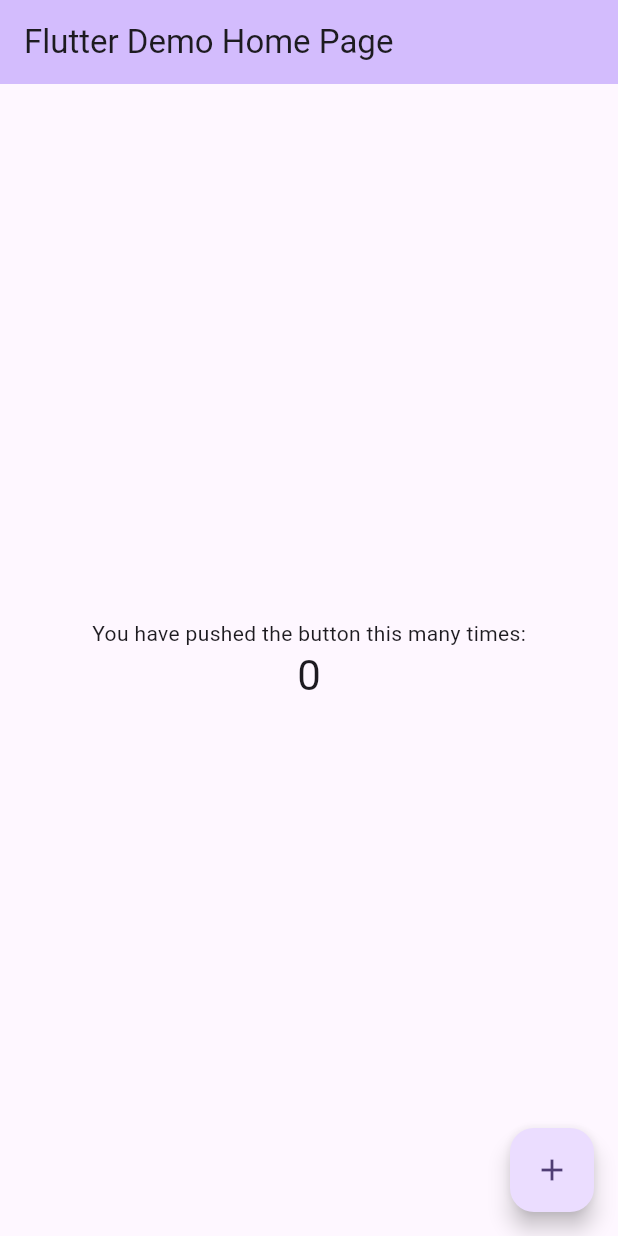
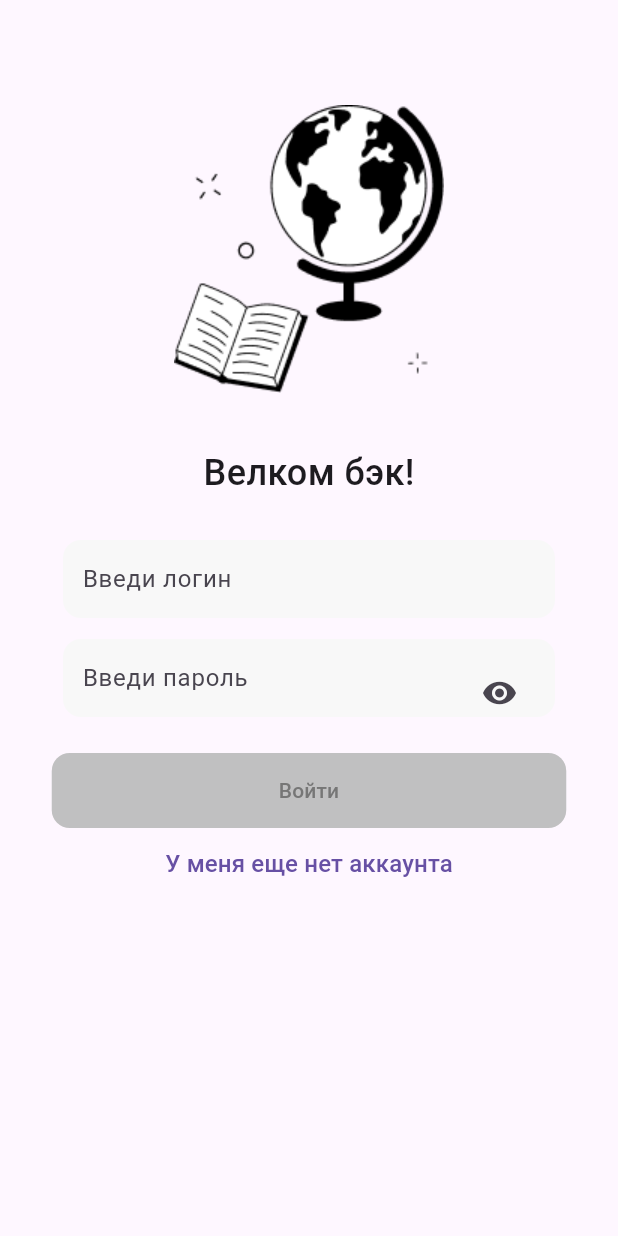
Before and after one commit to Sejimu/lorby_auth, a Flutter app: the screen it shows after launch, on a phone screen of 412 x 824 dp. Run offline on Flutter 3.47's test engine with Material 3 defaults, Android fonts, the phone set to English and light mode, and no system bars; statements that could not run were skipped.

Commit message:
login page layout for 90%

```diff
--- a/lib/main.dart
+++ b/lib/main.dart
@@ -1,130 +1,26 @@
 import 'package:flutter/material.dart';
+import 'screens/home_screen.dart';
+import 'screens/login_screen.dart';
+import 'screens/register_screen.dart';
+import 'screens/splash_screen.dart';
 
 void main() {
-  runApp(const MyApp());
+  runApp(const LorbyApp());
 }
 
-class MyApp extends StatelessWidget {
-  const MyApp({super.key});
+class LorbyApp extends StatelessWidget {
+  const LorbyApp({super.key});
 
-  // This widget is the root of your application.
   @override
   Widget build(BuildContext context) {
     return MaterialApp(
-      title: 'Flutter Demo',
-      theme: ThemeData(
-        // This is the theme of your application.
-        //
-        // TRY THIS: Try running your application with "flutter run". You'll see
-        // the application has a blue toolbar. Then, without quitting the app,
-        // try changing the seedColor in the colorScheme below to Colors.green
-        // and then invoke "hot reload" (save your changes or press the "hot
-        // reload" button in a Flutter-supported IDE, or press "r" if you used
-        // the command line to start the app).
-        //
-        // Notice that the counter didn't reset back to zero; the application
-        // state is not lost during the reload. To reset the state, use hot
-        // restart instead.
-        //
-        // This works for code too, not just values: Most code changes can be
-        // tested with just a hot reload.
-        colorScheme: ColorScheme.fromSeed(seedColor: Colors.deepPurple),
-        useMaterial3: true,
-      ),
-      home: const MyHomePage(title: 'Flutter Demo Home Page'),
+      debugShowCheckedModeBanner: false,
+      routes: {
+        "/": (context) => const SplashScreen(),
+        "/login": (context) => const LogInScreen(),
+        "/home": (context) => const HomeScreen(),
+        "/register": (context) => const RegisterScreen(),
+      },
     );
   }
 }
-
-class MyHomePage extends StatefulWidget {
-  const MyHomePage({super.key, required this.title});
-
-  // This widget is the home page of your application. It is stateful, meaning
-  // that it has a State object (defined below) that contains fields that affect
-  // how it looks.
-
-  // This class is the configuration for the state. It holds the values (in this
-  // case the title) provided by the parent (in this case the App widget) and
-  // used by the build method of the State. Fields in a Widget subclass are
-  // always marked "final".
-
-  final String title;
-
-  @override
-  State<MyHomePage> createState() => _MyHomePageState();
-}
-
-class _MyHomePageState extends State<MyHomePage> {
-  int _counter = 0;
-
-  void _incrementCounter() {
-    setState(() {
-      // This call to setState tells the Flutter framework that something has
-      // changed in this State, which causes it to rerun the build method below
-      // so that the display can reflect the updated values. If we changed
-      // _counter without calling setState(), then the build method would not be
-      // called again, and so nothing would appear to happen.
-      _counter++;
-    });
-  }
-
-  @override
-  void initState() {
-    super.initState();
-  }
-
-  @override
-  Widget build(BuildContext context) {
-    // This method is rerun every time setState is called, for instance as done
-    // by the _incrementCounter method above.
-    //
-    // The Flutter framework has been optimized to make rerunning build methods
-    // fast, so that you can just rebuild anything that needs updating rather
-    // than having to individually change instances of widgets.
-    return Scaffold(
-      appBar: AppBar(
-        // TRY THIS: Try changing the color here to a specific color (to
-        // Colors.amber, perhaps?) and trigger a hot reload to see the AppBar
-        // change color while the other colors stay the same.
-        backgroundColor: Theme.of(context).colorScheme.inversePrimary,
-        // Here we take the value from the MyHomePage object that was created by
-        // the App.build method, and use it to set our appbar title.
-        title: Text(widget.title),
-      ),
-      body: Center(
-        // Center is a layout widget. It takes a single child and positions it
-        // in the middle of the parent.
-        child: Column(
-          // Column is also a layout widget. It takes a list of children and
-          // arranges them vertically. By default, it sizes itself to fit its
-          // children horizontally, and tries to be as tall as its parent.
-          //
-          // Column has various properties to control how it sizes itself and
-          // how it positions its children. Here we use mainAxisAlignment to
-          // center the children vertically; the main axis here is the vertical
-          // axis because Columns are vertical (the cross axis would be
-          // horizontal).
-          //
-          // TRY THIS: Invoke "debug painting" (choose the "Toggle Debug Paint"
-          // action in the IDE, or press "p" in the console), to see the
-          // wireframe for each widget.
-          mainAxisAlignment: MainAxisAlignment.center,
-          children: <Widget>[
-            const Text(
-              'You have pushed the button this many times:',
-            ),
-            Text(
-              '$_counter',
-              style: Theme.of(context).textTheme.headlineMedium,
-            ),
-          ],
-        ),
-      ),
-      floatingActionButton: FloatingActionButton(
-        onPressed: _incrementCounter,
-        tooltip: 'Increment',
-        child: const Icon(Icons.add),
-      ), // This trailing comma makes auto-formatting nicer for build methods.
-    );
-  }
-}
--- /dev/null
+++ b/lib/screens/home_screen.dart
@@ -0,0 +1,14 @@
+import 'package:flutter/material.dart';
+
+class HomeScreen extends StatelessWidget {
+  const HomeScreen({super.key});
+
+  @override
+  Widget build(BuildContext context) {
+    return Scaffold(
+      appBar: AppBar(
+        title: const Text('HomeScreen'),
+      ),
+    );
+  }
+}
--- /dev/null
+++ b/lib/screens/login_screen.dart
@@ -0,0 +1,123 @@
+import 'package:flutter/material.dart';
+
+class LogInScreen extends StatefulWidget {
+  const LogInScreen({super.key});
+
+  @override
+  State<LogInScreen> createState() => _LogInScreenState();
+}
+
+class _LogInScreenState extends State<LogInScreen> {
+  var btnReady = false;
+  bool _obscurepass = true;
+  final _usernameController = TextEditingController();
+  final _passwordController = TextEditingController();
+  @override
+  Widget build(BuildContext context) {
+    return Scaffold(
+      // appBar: AppBar(
+      //   title: const Text('Login Screen'),
+      // ),
+      body: SingleChildScrollView(
+        child: Center(
+          child: Column(
+            children: [
+              const SizedBox(
+                height: 70,
+              ),
+              Image.asset("assets/globus.png"),
+              const SizedBox(
+                height: 36,
+              ),
+              const Text(
+                "Велком бэк!",
+                style: TextStyle(fontSize: 24, fontWeight: FontWeight.w500),
+              ),
+              Container(
+                margin: EdgeInsets.only(top: 28),
+                width: 328,
+                height: 52,
+                padding: EdgeInsets.fromLTRB(13, 16, 13, 16),
+                decoration: BoxDecoration(
+                  borderRadius: BorderRadius.circular(12),
+                  color: const Color(0xFFF8F8F8),
+                ),
+                child: TextField(
+                  controller: _usernameController,
+                  decoration: const InputDecoration(
+                    border: InputBorder.none,
+                    hintText: 'Введи логин',
+                    contentPadding: EdgeInsets.symmetric(vertical: 8),
+                  ),
+                ),
+              ),
+              Container(
+                margin: const EdgeInsets.fromLTRB(0, 14, 0, 24),
+                width: 328,
+                height: 52,
+                padding: const EdgeInsets.fromLTRB(13, 16, 13, 16),
+                decoration: BoxDecoration(
+                  borderRadius: BorderRadius.circular(12),
+                  color: const Color(0xFFF8F8F8),
+                ),
+                child: TextField(
+                  obscureText: _obscurepass,
+                  controller: _passwordController,
+                  decoration: InputDecoration(
+                    suffixIcon: IconButton(
+                        onPressed: () {
+                          setState(() {
+                            _obscurepass = !_obscurepass;
+                          });
+                        },
+                        icon: Icon(Icons.visibility)),
+                    border: InputBorder.none,
+                    hintText: 'Введи пароль',
+                    contentPadding: EdgeInsets.symmetric(vertical: 8),
+                  ),
+                ),
+              ),
+              Container(
+                width: 343,
+                height: 50,
+                decoration: BoxDecoration(
+                  color: btnReady ? Color(0xff292929) : Color(0xffD7D7D7),
+                  borderRadius: BorderRadius.circular(12),
+                ),
+                child: ElevatedButton(
+                  style: ElevatedButton.styleFrom(
+                      backgroundColor: Colors.transparent,
+                      shape: RoundedRectangleBorder(
+                          borderRadius: BorderRadius.circular(12))),
+                  onPressed: btnReady
+                      ? () {
+                          print(_usernameController.text);
+                          print(_passwordController.text);
+                        }
+                      : null,
+                  child: Text(
+                    'Войти',
+                    style: TextStyle(
+                        color:
+                            btnReady ? Colors.white : const Color(0xff767676)),
+                  ),
+                ),
+              ),
+              TextButton(
+                  onPressed: () {
+                    Navigator.of(context).pushNamed("/register");
+                  },
+                  child: const Text(
+                    "У меня еще нет аккаунта",
+                    style: TextStyle(
+                      fontSize: 16,
+                      fontWeight: FontWeight.w500,
+                    ),
+                  ))
+            ],
+          ),
+        ),
+      ),
+    );
+  }
+}
--- /dev/null
+++ b/lib/screens/register_screen.dart
@@ -0,0 +1,14 @@
+import 'package:flutter/material.dart';
+
+class RegisterScreen extends StatelessWidget {
+  const RegisterScreen({super.key});
+
+  @override
+  Widget build(BuildContext context) {
+    return Scaffold(
+      appBar: AppBar(
+        title: const Text('Register screen'),
+      ),
+    );
+  }
+}
--- /dev/null
+++ b/lib/screens/screens.dart
@@ -0,0 +1,4 @@
+import 'package:lorby_auth/screens/home_screen.dart';
+import 'package:lorby_auth/screens/login_screen.dart';
+import 'package:lorby_auth/screens/register_screen.dart';
+import 'package:lorby_auth/screens/splash_screen.dart';
--- /dev/null
+++ b/lib/screens/splash_screen.dart
@@ -0,0 +1,42 @@
+import 'package:flutter/material.dart';
+
+class SplashScreen extends StatefulWidget {
+  const SplashScreen({super.key});
+
+  @override
+  State<SplashScreen> createState() => _SplashScreenState();
+}
+
+class _SplashScreenState extends State<SplashScreen> {
+  @override
+  void initState() {
+    // TODO: implement initState
+    super.initState();
+    initScreen();
+  }
+
+  void initScreen() async {
+    await Future.delayed(Duration(seconds: 1),
+        () => Navigator.of(context).pushReplacementNamed('/login'));
+  }
+
+  @override
+  Widget build(BuildContext context) {
+    return Scaffold(
+      body: Center(
+        child: Column(
+          children: [
+            const SizedBox(
+              height: 148,
+            ),
+            Image.asset("assets/Frame.png"),
+            const SizedBox(
+              height: 68,
+            ),
+            Image.asset("assets/illustration.png"),
+          ],
+        ),
+      ),
+    );
+  }
+}
```
Also changed, not shown: assets/globus.png (added), 1 other file.
